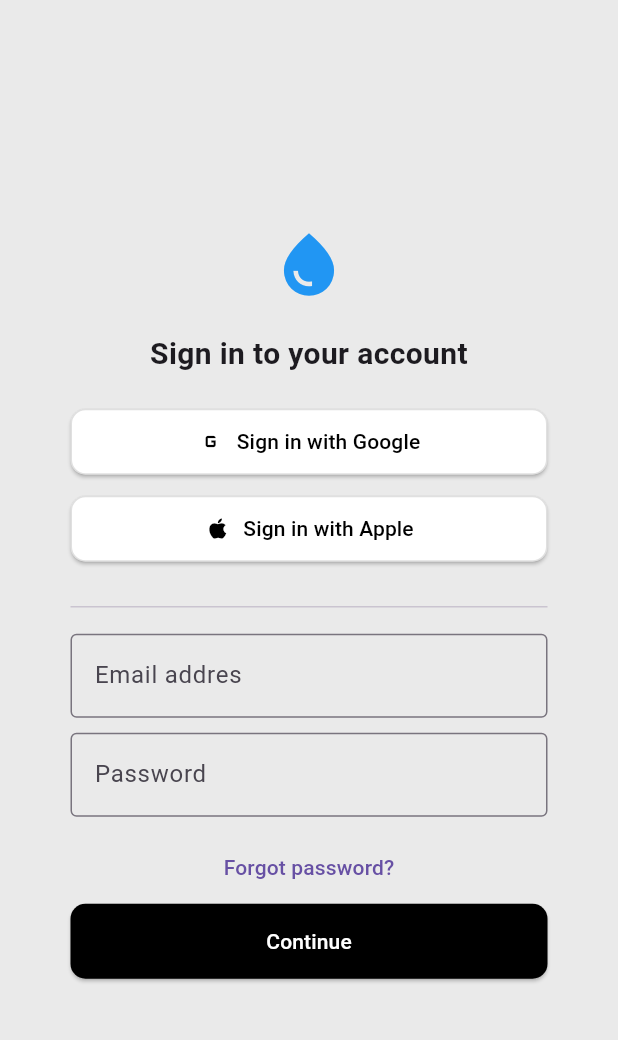
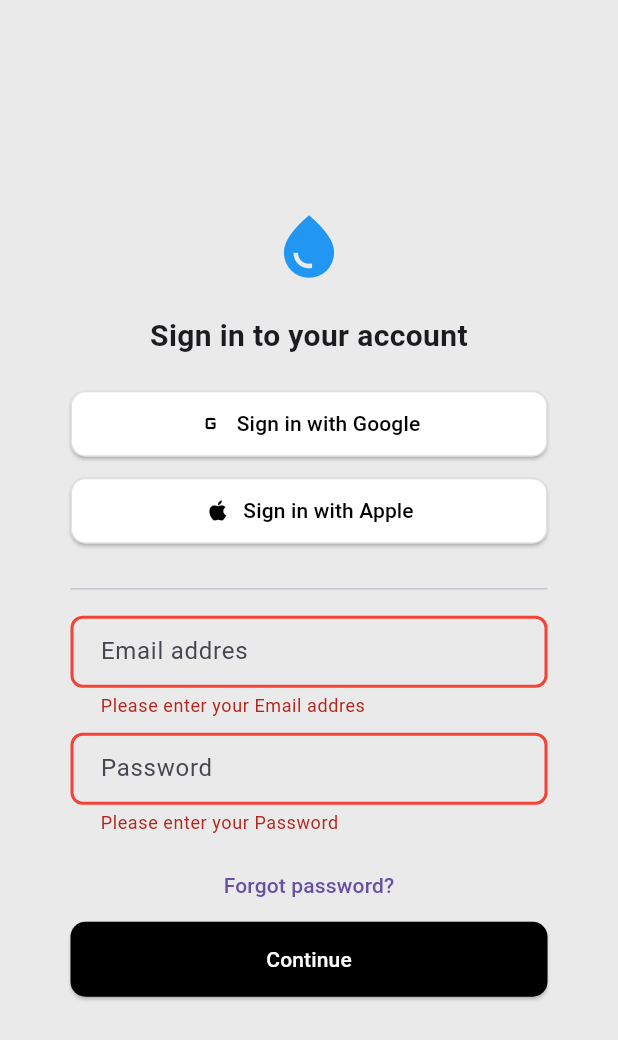
Before and after one commit to elshaarawy7/wather-app, a Flutter app: the screen it shows after launch, after a tap on "Continue", on a phone screen of 412 x 824 dp. Shown: the top 1040 px of the screen. Run offline on Flutter 3.47's test engine with Material 3 defaults, Android fonts, the phone set to English and light mode, and no system bars.

```diff
--- a/lib/main.dart
+++ b/lib/main.dart
@@ -11,7 +11,7 @@ class WatherApp extends StatelessWidget {
   // This widget is the root of your application.
   @override
   Widget build(BuildContext context) {
-    return const MaterialApp(
+    return MaterialApp(
      home: SingIn(),
     );
   }
--- a/lib/pages/search_city.dart
+++ b/lib/pages/search_city.dart
@@ -6,9 +6,15 @@ class SearchCity extends StatelessWidget {
   @override
   Widget build(BuildContext context) {
     return Scaffold(
-
-
-
+      appBar: AppBar(
+        backgroundColor: Colors.blue,
+        title: const Text("Search for your city" , style: TextStyle(
+          color: Colors.white ,
+          fontSize: 20 ,
+          fontWeight: FontWeight.bold
+        ), ),
+        centerTitle: true,
+      ),
     );
   }
 }
--- a/lib/pages/sing_in.dart
+++ b/lib/pages/sing_in.dart
@@ -1,15 +1,23 @@
 import 'package:flutter/material.dart';
+import 'package:wather_app/pages/search_city.dart';
 import 'package:wather_app/widgets/MyBatton.dart';
 import 'package:wather_app/widgets/text_field.dart';
 
-class SingIn extends StatelessWidget {
-  const SingIn({super.key});
+class SingIn extends StatefulWidget {
+  @override
+  State<SingIn> createState() => _SingInState();
+}
+
+class _SingInState extends State<SingIn> {
+   final GlobalKey<FormState> formKey = GlobalKey<FormState>();
 
   @override
   Widget build(BuildContext context) {
     return  Scaffold(
       backgroundColor: const Color(0xFFEAEAEA),
-      body: Center(
+      body: Form(
+        key: formKey,
+        child: Center(
 
           child: Container(
             padding: const EdgeInsets.all(16),
@@ -64,7 +72,14 @@ class SingIn extends StatelessWidget {
                       borderRadius: BorderRadius.circular(10),
                     ),
                   ),
-                onPressed: () {},
+                  onPressed: () {
+                    if(formKey.currentState!.validate()){
+                      Navigator.push(context, MaterialPageRoute(builder: (context){
+                      return SearchCity();
+                    }));
+                    }
+
+                  },
                   child: const Text('Continue' , style: TextStyle(
                     color: Colors.white
                   ),),
@@ -74,6 +89,7 @@ class SingIn extends StatelessWidget {
             ),
           ),
         ),
+      ),
     );
   }
 }
--- a/lib/widgets/text_field.dart
+++ b/lib/widgets/text_field.dart
@@ -1,22 +1,49 @@
 import 'package:flutter/material.dart';
 
 class Text_From_Fiel extends StatelessWidget {
-  const Text_From_Fiel({super.key, required this.obscureText, required this.hintext});
-  final bool obscureText ;
-  final String hintext ;
+  const Text_From_Fiel({
+    super.key,
+    required this.obscureText,
+    required this.hintext,
+  });
+
+  final bool obscureText;
+  final String hintext;
 
   @override
   Widget build(BuildContext context) {
     return TextFormField(
       validator: (value) {
-        if(value == null || value.isEmpty){
-          return "please Enter ther $hintext";
+        if (value == null || value.isEmpty) {
+          return "Please enter your $hintext";
         }
+        if (hintext.toLowerCase().contains("email") &&
+      !RegExp(r'^[^@]+@[^@]+\.[^@]+').hasMatch(value)) {
+     return 'Enter a valid email';
+  }
+
+       else if(obscureText&&value.length<6){
+         return "Password must be at least 6 characters";
+       }
+
+        return null; // لازم ترجع null لو مفيش خطأ
       },
-      obscureText:obscureText ,
+      obscureText: obscureText,
       decoration: InputDecoration(
-        hintText: hintext ,
-        border: OutlineInputBorder()
+        hintText: hintext,
+        contentPadding:
+            const EdgeInsets.symmetric(horizontal: 16, vertical: 12),
+        border: OutlineInputBorder(
+          borderRadius: BorderRadius.circular(8),
+        ),
+        focusedBorder: OutlineInputBorder(
+          borderSide: const BorderSide(color: Colors.blue, width: 2),
+          borderRadius: BorderRadius.circular(8),
+        ),
+        errorBorder: OutlineInputBorder(
+          borderSide: const BorderSide(color: Colors.red, width: 2),
+          borderRadius: BorderRadius.circular(8),
+        ),
       ),
     );
   }
```
Lines whose indentation alone changed are shown as unchanged.
